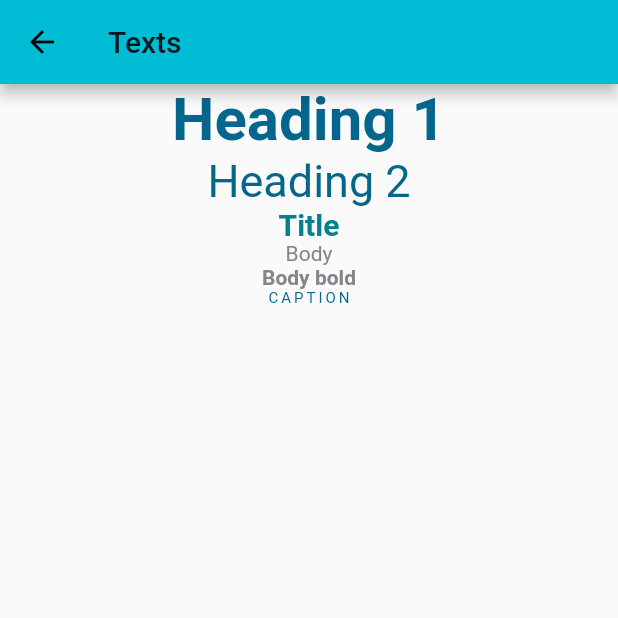
After one commit to PabloMGrela/adv_flutter_material, a Flutter app: the screen it shows after launch, after a tap on "Texts", on a phone screen of 412 x 824 dp, the top half of it. The commit adds this screen. Run offline on Flutter 3.47's test engine with Material 2 defaults, Android fonts, the phone set to English and light mode, and no system bars.

Commit message:
Added text styles.

```diff
--- a/example/lib/main.dart
+++ b/example/lib/main.dart
@@ -1,7 +1,9 @@
-import 'package:Example_Adv_Material/buttons.dart';
-import 'package:Example_Adv_Material/input_text.dart';
 import 'package:adv_flutter_material/adv_button_view.dart';
 import 'package:flutter/material.dart';
+
+import 'buttons.dart';
+import 'input_text.dart';
+import 'texts.dart';
 
 void main() => runApp(MyApp());
 
@@ -56,6 +58,16 @@ class _MyHomePageState extends State<MyHomePage> {
                 onButtonPressed(InputTextPage());
               },
             ),
+          ),
+          Container(
+            margin: EdgeInsets.only(left: 16.0, right: 16.0),
+            child: AdvButton(
+              text: "Texts",
+              buttonType: ButtonType.PRIMARY,
+              onPressed: () {
+                onButtonPressed(TextsPage());
+              },
+            ),
           )
         ],
       ),
--- /dev/null
+++ b/example/lib/texts.dart
@@ -0,0 +1,70 @@
+import 'package:adv_flutter_material/adv_text_view.dart';
+import 'package:flutter/cupertino.dart';
+import 'package:flutter/material.dart';
+
+class TextsPage extends StatefulWidget {
+  TextsPage({Key key, this.title}) : super(key: key);
+
+  final String title;
+
+  @override
+  _TextsPageState createState() => _TextsPageState();
+}
+
+class _TextsPageState extends State<TextsPage> {
+  @override
+  Widget build(BuildContext context) {
+    return Scaffold(
+        appBar: AppBar(
+          title: Text("Texts"),
+        ),
+        body: Center(
+          child: Column(
+            children: <Widget>[
+              Container(
+                margin: EdgeInsets.only(left: 16.0, right: 16.0),
+                child: AdvText(
+                  text: "Heading 1",
+                  textStyle: AdvTextStyle.HEADING1,
+                ),
+              ),
+              Container(
+                margin: EdgeInsets.only(left: 16.0, right: 16.0),
+                child: AdvText(
+                  text: "Heading 2",
+                  textStyle: AdvTextStyle.HEADING2,
+                ),
+              ),
+              Container(
+                margin: EdgeInsets.only(left: 16.0, right: 16.0),
+                child: AdvText(
+                  text: "Title",
+                  textStyle: AdvTextStyle.TITLE,
+                ),
+              ),
+              Container(
+                margin: EdgeInsets.only(left: 16.0, right: 16.0),
+                child: AdvText(
+                  text: "Body",
+                  textStyle: AdvTextStyle.BODY,
+                ),
+              ),
+              Container(
+                margin: EdgeInsets.only(left: 16.0, right: 16.0),
+                child: AdvText(
+                  text: "Body bold",
+                  textStyle: AdvTextStyle.BODY_BOLD,
+                ),
+              ),
+              Container(
+                margin: EdgeInsets.only(left: 16.0, right: 16.0),
+                child: AdvText(
+                  text: "Caption",
+                  textStyle: AdvTextStyle.CAPTION,
+                ),
+              ),
+            ],
+          ),
+        ));
+  }
+}
--- /dev/null
+++ b/lib/adv_text_view.dart
@@ -0,0 +1,52 @@
+import 'package:adv_flutter_material/library_colors.dart';
+import 'package:flutter/material.dart';
+
+class AdvText extends StatelessWidget {
+  AdvText({Key key, @required this.text, @required this.textStyle})
+      : super(key: key);
+
+  final String text;
+  final AdvTextStyle textStyle;
+
+  @override
+  Widget build(BuildContext context) {
+    var _text = "";
+    if (textStyle == AdvTextStyle.CAPTION) {
+      _text = text.toUpperCase();
+    } else {
+      _text = text;
+    }
+    return Text(
+      _text,
+      style: getStyle(),
+    );
+  }
+
+  getStyle() {
+    if (textStyle == AdvTextStyle.HEADING1) {
+      return TextStyle(
+          color: LibraryColors.primary,
+          fontSize: 40.0,
+          fontWeight: FontWeight.bold);
+    } else if (textStyle == AdvTextStyle.HEADING2) {
+      return TextStyle(color: LibraryColors.primary, fontSize: 30.0);
+    } else if (textStyle == AdvTextStyle.TITLE) {
+      return TextStyle(
+          color: LibraryColors.secondary,
+          fontSize: 20.0,
+          fontWeight: FontWeight.bold);
+    } else if (textStyle == AdvTextStyle.BODY) {
+      return TextStyle(color: LibraryColors.fontGrey, fontSize: 14.0);
+    } else if (textStyle == AdvTextStyle.BODY_BOLD) {
+      return TextStyle(
+          color: LibraryColors.fontGrey,
+          fontSize: 14.0,
+          fontWeight: FontWeight.bold);
+    } else if (textStyle == AdvTextStyle.CAPTION) {
+      return TextStyle(
+          color: LibraryColors.primary, fontSize: 10.0, letterSpacing: 2.0);
+    }
+  }
+}
+
+enum AdvTextStyle { HEADING1, HEADING2, BODY, BODY_BOLD, TITLE, CAPTION }
```
